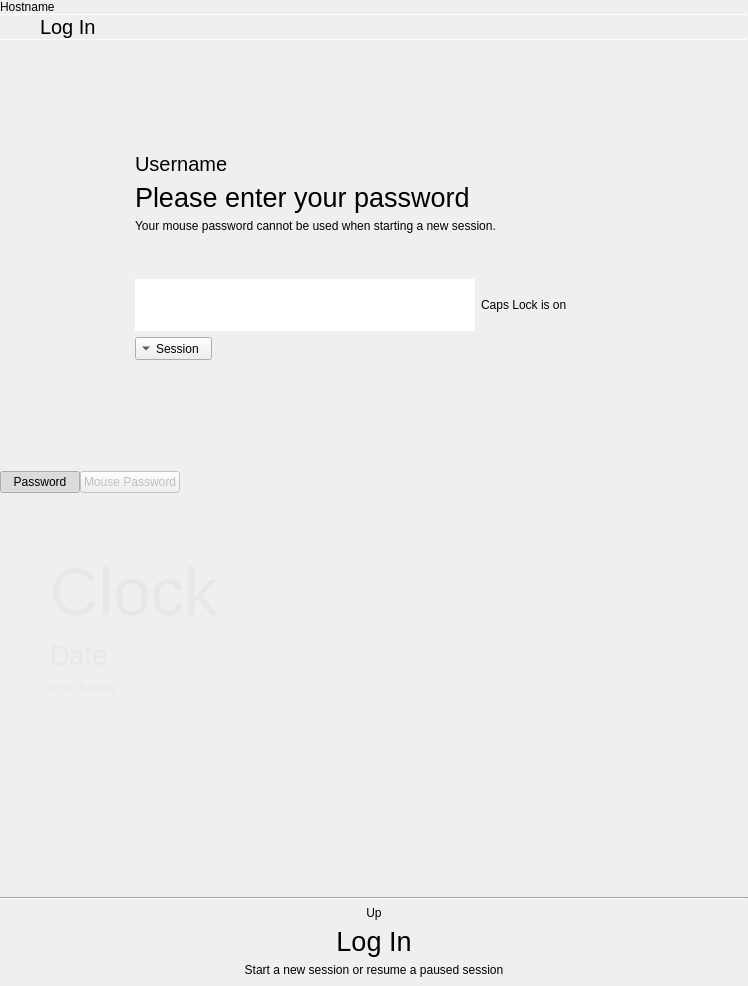
This is thedm-greeter/mainwindow.ui in vicr123/thedm as Qt 5 draws it before an edit. The edited form follows.
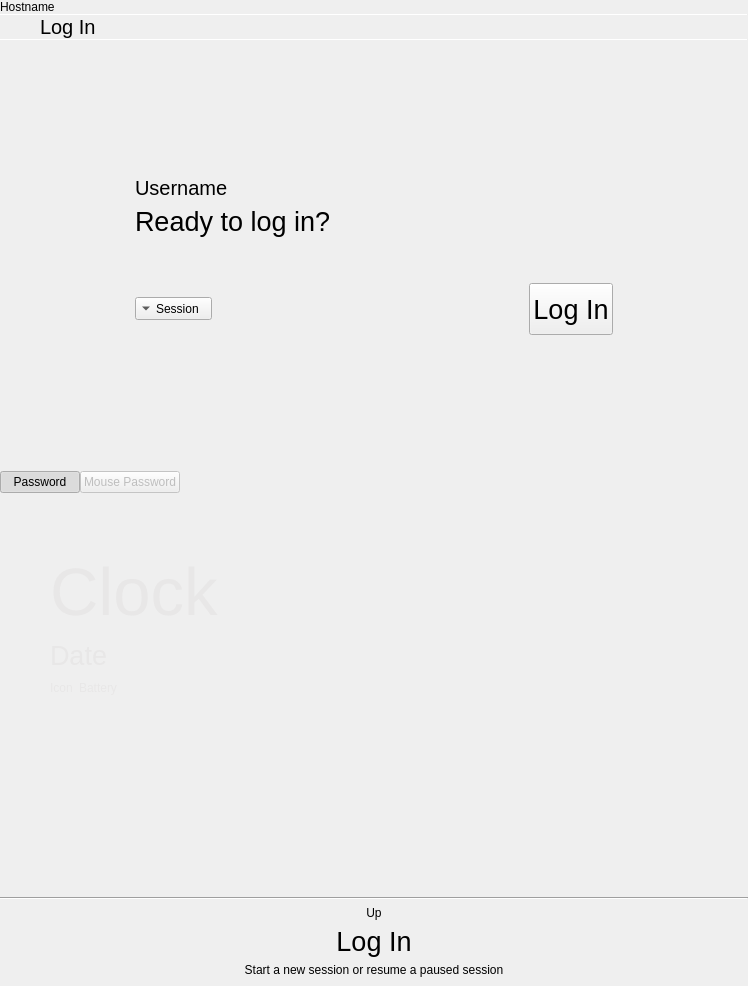
This is the edited form. The open tabs and pages were chosen to show the change. Icons and pictures are not drawn. Custom widgets are drawn as their Qt base class.

Diff of the .ui file:
```diff
--- a/thedm-greeter/mainwindow.ui
+++ b/thedm-greeter/mainwindow.ui
@@ -482,7 +482,7 @@
            <item>
             <widget class="QStackedWidget" name="loginStack">
              <property name="currentIndex">
-              <number>0</number>
+              <number>1</number>
              </property>
              <widget class="QWidget" name="page">
               <layout class="QGridLayout" name="gridLayout_2">
@@ -715,6 +715,249 @@
                   <size>
                    <width>20</width>
                    <height>25</height>
+                  </size>
+                 </property>
+                </spacer>
+               </item>
+               <item row="1" column="2">
+                <spacer name="horizontalSpacer_2">
+                 <property name="orientation">
+                  <enum>Qt::Horizontal</enum>
+                 </property>
+                 <property name="sizeHint" stdset="0">
+                  <size>
+                   <width>151</width>
+                   <height>20</height>
+                  </size>
+                 </property>
+                </spacer>
+               </item>
+              </layout>
+             </widget>
+             <widget class="QWidget" name="page_5">
+              <layout class="QGridLayout" name="gridLayout">
+               <item row="0" column="1">
+                <spacer name="verticalSpacer_9">
+                 <property name="orientation">
+                  <enum>Qt::Vertical</enum>
+                 </property>
+                 <property name="sizeHint" stdset="0">
+                  <size>
+                   <width>17</width>
+                   <height>86</height>
+                  </size>
+                 </property>
+                </spacer>
+               </item>
+               <item row="1" column="0">
+                <spacer name="horizontalSpacer_9">
+                 <property name="orientation">
+                  <enum>Qt::Horizontal</enum>
+                 </property>
+                 <property name="sizeHint" stdset="0">
+                  <size>
+                   <width>106</width>
+                   <height>20</height>
+                  </size>
+                 </property>
+                </spacer>
+               </item>
+               <item row="1" column="1">
+                <widget class="QFrame" name="lockFrame_3">
+                 <property name="minimumSize">
+                  <size>
+                   <width>500</width>
+                   <height>0</height>
+                  </size>
+                 </property>
+                 <property name="autoFillBackground">
+                  <bool>false</bool>
+                 </property>
+                 <property name="frameShape">
+                  <enum>QFrame::NoFrame</enum>
+                 </property>
+                 <property name="frameShadow">
+                  <enum>QFrame::Plain</enum>
+                 </property>
+                 <property name="lineWidth">
+                  <number>0</number>
+                 </property>
+                 <layout class="QVBoxLayout" name="verticalLayout_11">
+                  <item>
+                   <widget class="QLabel" name="usernameLabel_2">
+                    <property name="font">
+                     <font>
+                      <pointsize>15</pointsize>
+                     </font>
+                    </property>
+                    <property name="text">
+                     <string notr="true">Username</string>
+                    </property>
+                    <property name="buddy">
+                     <cstring></cstring>
+                    </property>
+                   </widget>
+                  </item>
+                  <item>
+                   <widget class="QLabel" name="label_6">
+                    <property name="font">
+                     <font>
+                      <pointsize>20</pointsize>
+                     </font>
+                    </property>
+                    <property name="text">
+                     <string>Ready to log in?</string>
+                    </property>
+                   </widget>
+                  </item>
+                  <item>
+                   <spacer name="verticalSpacer_8">
+                    <property name="orientation">
+                     <enum>Qt::Vertical</enum>
+                    </property>
+                    <property name="sizeType">
+                     <enum>QSizePolicy::Fixed</enum>
+                    </property>
+                    <property name="sizeHint" stdset="0">
+                     <size>
+                      <width>20</width>
+                      <height>40</height>
+                     </size>
+                    </property>
+                   </spacer>
+                  </item>
+                  <item>
+                   <layout class="QVBoxLayout" name="verticalLayout_15">
+                    <property name="spacing">
+                     <number>0</number>
+                    </property>
+                    <item>
+                     <layout class="QHBoxLayout" name="horizontalLayout_10">
+                      <property name="bottomMargin">
+                       <number>0</number>
+                      </property>
+                      <item>
+                       <widget class="QToolButton" name="sessionSelect_2">
+                        <property name="text">
+                         <string notr="true">Session</string>
+                        </property>
+                        <property name="popupMode">
+                         <enum>QToolButton::InstantPopup</enum>
+                        </property>
+                        <property name="toolButtonStyle">
+                         <enum>Qt::ToolButtonTextBesideIcon</enum>
+                        </property>
+                        <property name="arrowType">
+                         <enum>Qt::DownArrow</enum>
+                        </property>
+                       </widget>
+                      </item>
+                      <item>
+                       <widget class="QLineEdit" name="password_2">
+                        <property name="sizePolicy">
+                         <sizepolicy hsizetype="Ignored" vsizetype="Fixed">
+                          <horstretch>0</horstretch>
+                          <verstretch>0</verstretch>
+                         </sizepolicy>
+                        </property>
+                        <property name="font">
+                         <font>
+                          <pointsize>30</pointsize>
+                         </font>
+                        </property>
+                        <property name="frame">
+                         <bool>false</bool>
+                        </property>
+                        <property name="echoMode">
+                         <enum>QLineEdit::Password</enum>
+                        </property>
+                        <property name="alignment">
+                         <set>Qt::AlignCenter</set>
+                        </property>
+                        <property name="clearButtonEnabled">
+                         <bool>false</bool>
+                        </property>
+                       </widget>
+                      </item>
+                      <item>
+                       <spacer name="horizontalSpacer_6">
+                        <property name="orientation">
+                         <enum>Qt::Horizontal</enum>
+                        </property>
+                        <property name="sizeHint" stdset="0">
+                         <size>
+                          <width>40</width>
+                          <height>20</height>
+                         </size>
+                        </property>
+                       </spacer>
+                      </item>
+                      <item>
+                       <widget class="QPushButton" name="unlockButton_2">
+                        <property name="sizePolicy">
+                         <sizepolicy hsizetype="Preferred" vsizetype="Preferred">
+                          <horstretch>0</horstretch>
+                          <verstretch>0</verstretch>
+                         </sizepolicy>
+                        </property>
+                        <property name="font">
+                         <font>
+                          <pointsize>20</pointsize>
+                         </font>
+                        </property>
+                        <property name="text">
+                         <string>Log In</string>
+                        </property>
+                        <property name="icon">
+                         <iconset theme="go-next">
+                          <normaloff>../../tsscreenlock/screenlock</normaloff>../../tsscreenlock/screenlock</iconset>
+                        </property>
+                        <property name="iconSize">
+                         <size>
+                          <width>32</width>
+                          <height>32</height>
+                         </size>
+                        </property>
+                        <property name="default">
+                         <bool>false</bool>
+                        </property>
+                        <property name="flat">
+                         <bool>false</bool>
+                        </property>
+                       </widget>
+                      </item>
+                     </layout>
+                    </item>
+                    <item>
+                     <widget class="UnderlineAnimation" name="PasswordUnderline_2" native="true"/>
+                    </item>
+                   </layout>
+                  </item>
+                 </layout>
+                </widget>
+               </item>
+               <item row="1" column="2">
+                <spacer name="horizontalSpacer_7">
+                 <property name="orientation">
+                  <enum>Qt::Horizontal</enum>
+                 </property>
+                 <property name="sizeHint" stdset="0">
+                  <size>
+                   <width>106</width>
+                   <height>20</height>
+                  </size>
+                 </property>
+                </spacer>
+               </item>
+               <item row="2" column="1">
+                <spacer name="verticalSpacer_10">
+                 <property name="orientation">
+                  <enum>Qt::Vertical</enum>
+                 </property>
+                 <property name="sizeHint" stdset="0">
+                  <size>
+                   <width>20</width>
+                   <height>86</height>
                   </size>
                  </property>
                 </spacer>
```
Left out of the diff: 65 changed lines with no effect on the pictures.
